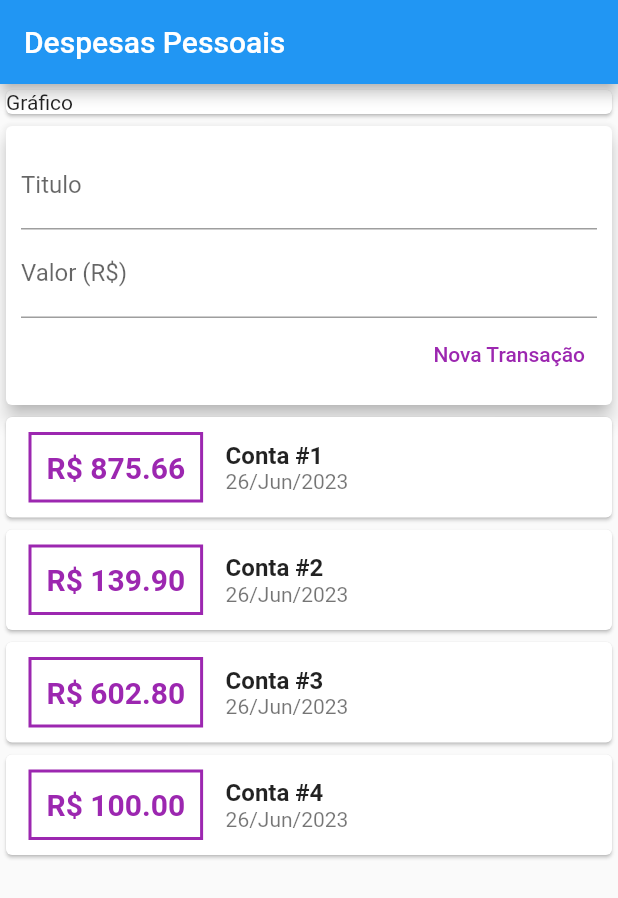
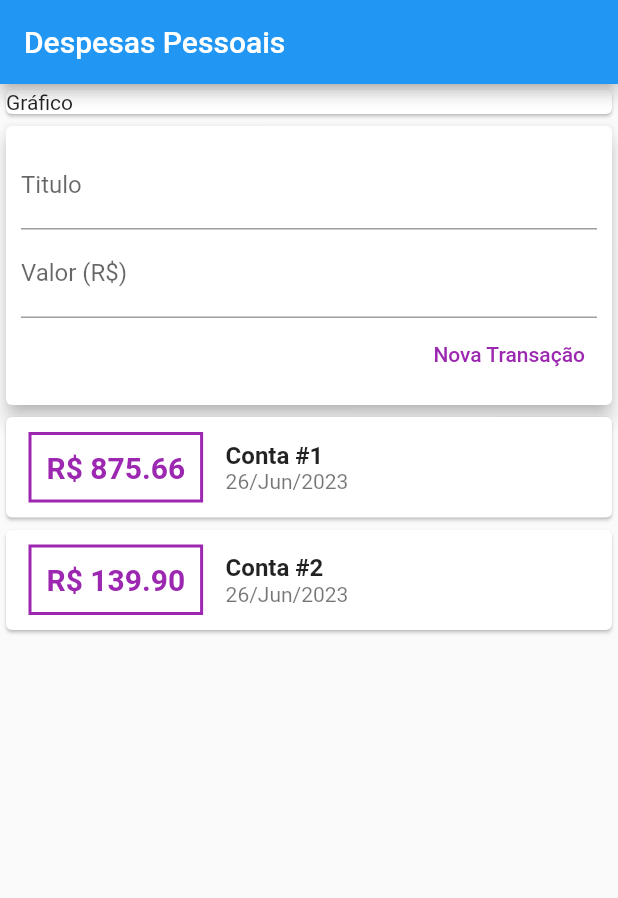
Before and after one commit to DreadsTheBoy/expenses, a Flutter app: the screen it shows after launch, after a tap on "Nova Transação", on a phone screen of 412 x 824 dp. Shown: the top 898 px of the screen. Run offline on Flutter 3.47's test engine with Material 2 defaults, Android fonts, the phone set to English and light mode, and no system bars.

Commit message:
add ListView.build and config. the onSubmit of btn

```diff
--- a/lib/components/transaction_form.dart
+++ b/lib/components/transaction_form.dart
@@ -1,5 +1,3 @@
-// ignore_for_file: avoid_print
-
 import 'package:flutter/material.dart';
 
 class TransactionForm extends StatelessWidget {
@@ -11,6 +9,16 @@ class TransactionForm extends StatelessWidget {
 
   //Functions
   final void Function(String, double) onSubmit;
+  _submitForm() {
+    final title = titleController.text;
+    final value = double.tryParse(valueController.text) ?? 0.0;
+
+    if ((title.isEmpty) || (value <= 0)) {
+      return;
+    }
+
+    onSubmit(title, value);
+  }
 
   @override
   Widget build(BuildContext context) {
@@ -22,21 +30,22 @@ class TransactionForm extends StatelessWidget {
           children: <Widget>[
             TextField(
               decoration: const InputDecoration(labelText: 'Titulo'),
+              onSubmitted: (_) => _submitForm(),
               controller: titleController,
             ),
             TextField(
               decoration: const InputDecoration(labelText: 'Valor (R\$)'),
+              keyboardType: const TextInputType.numberWithOptions(
+                decimal: true,
+              ),
+              onSubmitted: (_) => _submitForm(),
               controller: valueController,
             ),
             Row(
               mainAxisAlignment: MainAxisAlignment.end,
               children: [
                 TextButton(
-                  onPressed: () {
-                    final title = titleController.text;
-                    final value = double.tryParse(valueController.text) ?? 0.0;
-                    onSubmit(title, value);
-                  },
+                  onPressed: _submitForm,
                   child: const Text(
                     'Nova Transação',
                     style: TextStyle(color: Colors.purple),
--- a/lib/components/transaction_list.dart
+++ b/lib/components/transaction_list.dart
@@ -13,10 +13,10 @@ class TransactionList extends StatelessWidget {
   Widget build(BuildContext context) {
     return SizedBox(
       height: 300,
-      child: SingleChildScrollView(
-        child: Column(
-          children: transactions.map(
-            (tr) {
+      child: ListView.builder(
+        itemCount: transactions.length,
+        itemBuilder: (ctx, index) {
+          final tr = transactions[index];
           return Card(
             child: Row(
               children: <Widget>[
@@ -62,8 +62,6 @@ class TransactionList extends StatelessWidget {
             ),
           );
         },
-          ).toList(),
-        ),
       ),
     );
   }
--- a/lib/components/transaction_user.dart
+++ b/lib/components/transaction_user.dart
@@ -30,42 +30,6 @@ class _TransactionUserState extends State<TransactionUser> {
       value: 139.90,
       date: DateTime.now(),
     ),
-    Transaction(
-      id: 't3',
-      title: 'Conta #3',
-      value: 602.8,
-      date: DateTime.now(),
-    ),
-    Transaction(
-      id: 't4',
-      title: 'Conta #4',
-      value: 100.00,
-      date: DateTime.now(),
-    ),
-    Transaction(
-      id: 't5',
-      title: 'Conta #5',
-      value: 750.48,
-      date: DateTime.now(),
-    ),
-    Transaction(
-      id: 't6',
-      title: 'Conta #6',
-      value: 129.90,
-      date: DateTime.now(),
-    ),
-    Transaction(
-      id: 't7',
-      title: 'Conta #7',
-      value: 139.90,
-      date: DateTime.now(),
-    ),
-    Transaction(
-      id: 't8',
-      title: 'Conta #8',
-      value: 139.90,
-      date: DateTime.now(),
-    )
   ];
 
   _addTransaction(String title, double value) {
```
Lines whose indentation alone changed are shown as unchanged.
